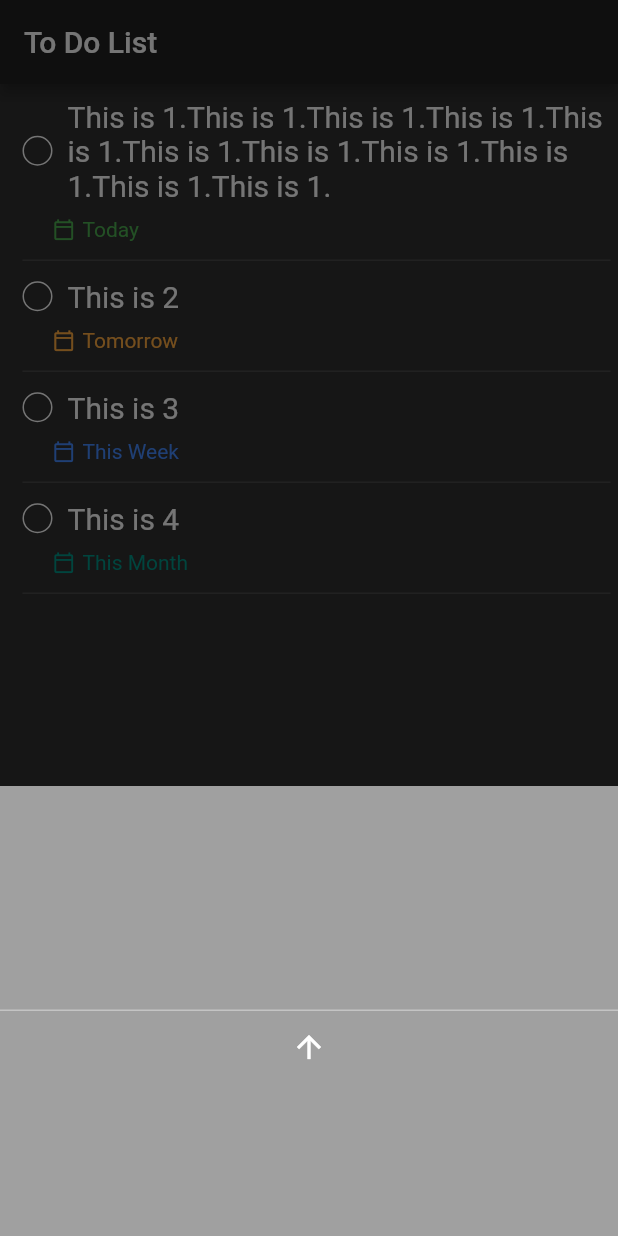
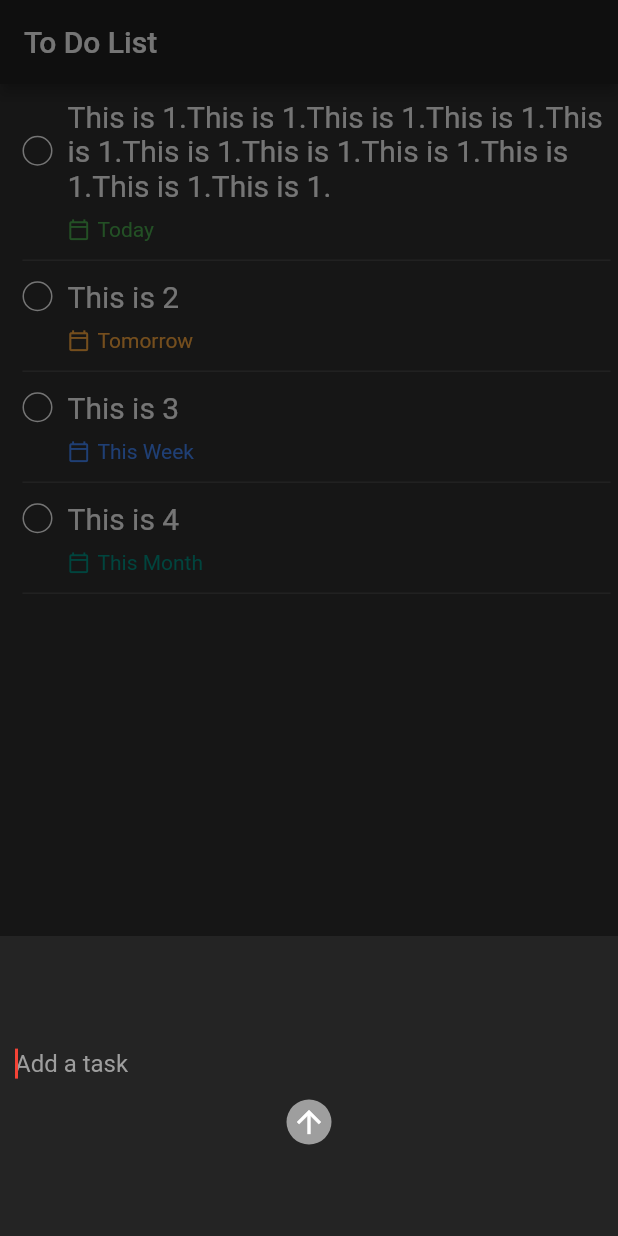
Before and after one commit to Kotaro666-dev/flutter_practice, a Flutter app: the screen it shows after launch, after a tap on the "add" icon, on a phone screen of 412 x 824 dp. Run offline on Flutter 3.47's test engine with Material 2 defaults, Android fonts, the phone set to English and light mode, and no system bars; our stand-ins replace flutter_redux, flutter_riverpod, redux.

```diff
--- a/to_do_list_with_riverpod/lib/view/home_page.dart
+++ b/to_do_list_with_riverpod/lib/view/home_page.dart
@@ -72,7 +72,7 @@ class HomePage extends ConsumerWidget {
                         ),
                         const SizedBox(height: 10),
                         Padding(
-                          padding: const EdgeInsets.only(left: 35),
+                          padding: const EdgeInsets.only(left: 45),
                           child: Row(
                             children: [
                               Icon(
@@ -105,10 +105,78 @@ class HomePage extends ConsumerWidget {
           Icons.add,
           color: Colors.white,
         ),
-        onPressed: () {
-          notifier.onTapAddToDoButton(context);
+        onPressed: () async {
+          await _buildOnTapAddToDoButton(context);
         },
       ),
+    );
+  }
+
+  Future<void> _buildOnTapAddToDoButton(BuildContext context) {
+    return showModalBottomSheet<void>(
+      context: context,
+      builder: (BuildContext context) {
+        return SizedBox(
+          height: 200,
+          child: DecoratedBox(
+            decoration: const BoxDecoration(
+              color: Colors.black26,
+            ),
+            child: Consumer(builder: (BuildContext context, watch, child) {
+              final notifier = watch(homePageProvider);
+              return Center(
+                child: Column(
+                  mainAxisAlignment: MainAxisAlignment.spaceBetween,
+                  mainAxisSize: MainAxisSize.min,
+                  children: <Widget>[
+                    Padding(
+                      padding: const EdgeInsets.only(left: 10),
+                      child: TextField(
+                        controller: notifier.textEditingController,
+                        onChanged: notifier.onChanged,
+                        autofocus: true,
+                        cursorColor: Colors.red,
+                        cursorHeight: 20,
+                        decoration: const InputDecoration(
+                          hintText: 'Add a task',
+                          hintStyle: TextStyle(
+                            color: Colors.grey,
+                          ),
+                          enabledBorder: UnderlineInputBorder(
+                            borderSide: BorderSide(color: Colors.transparent),
+                          ),
+                          focusedBorder: UnderlineInputBorder(
+                            borderSide: BorderSide(color: Colors.transparent),
+                          ),
+                          border: UnderlineInputBorder(
+                            borderSide: BorderSide(color: Colors.transparent),
+                          ),
+                        ),
+                      ),
+                    ),
+                    CircleAvatar(
+                      backgroundColor:
+                          notifier.isActive ? Colors.red : Colors.grey,
+                      radius: 15,
+                      child: IconButton(
+                        padding: const EdgeInsets.all(0),
+                        splashColor: Colors.transparent,
+                        color: Colors.white,
+                        icon: const Icon(Icons.arrow_upward_sharp),
+                        onPressed: () {
+                          if (notifier.isActive) {
+                            notifier.onTapSubmitButton(context);
+                          }
+                        },
+                      ),
+                    ),
+                  ],
+                ),
+              );
+            }),
+          ),
+        );
+      },
     );
   }
 }
--- a/to_do_list_with_riverpod/lib/view/home_page_notifier.dart
+++ b/to_do_list_with_riverpod/lib/view/home_page_notifier.dart
@@ -3,14 +3,27 @@ import 'package:to_do_list_with_riverpod/constants/constant.dart';
 import 'package:to_do_list_with_riverpod/model/to_do_item.dart';
 
 class HomePageNotifier extends ChangeNotifier {
-  final List<ToDoItem> _toDoList = toDoStaticLists;
+  HomePageNotifier() {
+    _initialize();
+  }
+  List<ToDoItem> _toDoList;
   List<ToDoItem> get toDoList => _toDoList;
 
-  String _content;
+  String _content = '';
   String get content => _content;
 
-  final TextEditingController _textEditingController = TextEditingController();
+  TextEditingController _textEditingController;
   TextEditingController get textEditingController => _textEditingController;
+
+  bool _isActive;
+  bool get isActive => _isActive;
+
+  void _initialize() {
+    _toDoList = toDoStaticLists;
+    _textEditingController = TextEditingController();
+    _isActive = false;
+    notifyListeners();
+  }
 
   @override
   void dispose() {
@@ -20,6 +33,12 @@ class HomePageNotifier extends ChangeNotifier {
 
   void onChanged(String content) {
     _content = content;
+    if (_content.isNotEmpty) {
+      _isActive = true;
+    } else {
+      _isActive = false;
+    }
+    notifyListeners();
   }
 
   void onTapSubmitButton(BuildContext context) {
@@ -32,7 +51,9 @@ class HomePageNotifier extends ChangeNotifier {
     _toDoList.add(newToDo);
     notifyListeners();
     _textEditingController.clear();
-    Navigator.pop(context);
+    _content = '';
+    _isActive = false;
+    notifyListeners();
   }
 
   String getDeadlineText(Deadline deadline) {
@@ -67,38 +88,4 @@ class HomePageNotifier extends ChangeNotifier {
     _toDoList.removeWhere((item) => item.id == id);
     notifyListeners();
   }
-
-  void onTapAddToDoButton(BuildContext context) {
-    showModalBottomSheet<void>(
-      context: context,
-      builder: (BuildContext context) {
-        return SizedBox(
-          height: 300,
-          child: DecoratedBox(
-            decoration: const BoxDecoration(
-              color: Colors.white54,
-            ),
-            child: Center(
-              child: Column(
-                mainAxisAlignment: MainAxisAlignment.center,
-                mainAxisSize: MainAxisSize.min,
-                children: <Widget>[
-                  TextField(
-                    controller: _textEditingController,
-                    onChanged: onChanged,
-                  ),
-                  IconButton(
-                    icon: const Icon(Icons.arrow_upward_sharp),
-                    onPressed: () {
-                      onTapSubmitButton(context);
-                    },
-                  ),
-                ],
-              ),
-            ),
-          ),
-        );
-      },
-    );
-  }
 }
```
